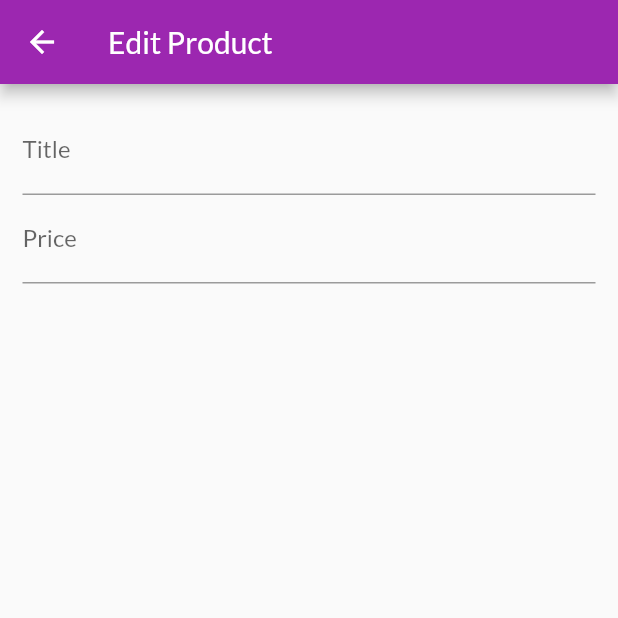
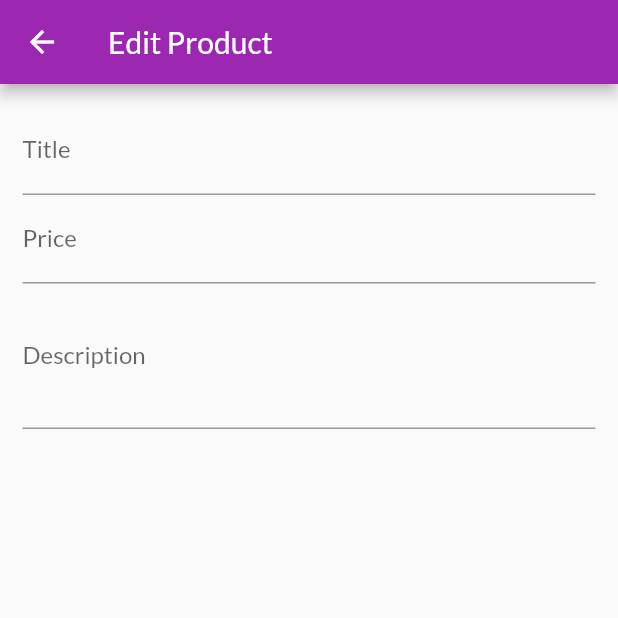
Before and after one commit to scrumptiousdev/flutterShopApp, a Flutter app: the EditProductPage screen opened by its route, on a phone screen of 412 x 824 dp, the top half of it. Run offline on Flutter 3.47's test engine with Material 2 defaults, Android fonts, the phone set to English and light mode, and no system bars; network calls fail.

```diff
--- a/lib/pages/edit_product_page.dart
+++ b/lib/pages/edit_product_page.dart
@@ -9,6 +9,14 @@ class EditProductPage extends StatefulWidget {
 
 class _EditProductPageState extends State<EditProductPage> {
   final _priceFocusNode = FocusNode();
+  final _descFocusNode = FocusNode();
+
+  @override
+  void dispose() {
+    _priceFocusNode.dispose();
+    _descFocusNode.dispose();
+    super.dispose();
+  }
 
   @override
   Widget build(BuildContext context) {
@@ -34,7 +42,16 @@ class _EditProductPageState extends State<EditProductPage> {
                 ),
                 textInputAction: TextInputAction.next,
                 keyboardType: TextInputType.number,
-                focusNode: _priceFocusNode
+                focusNode: _priceFocusNode,
+                onFieldSubmitted: (_) => FocusScope.of(context).requestFocus(_descFocusNode)
+              ),
+              TextFormField(
+                decoration: InputDecoration(
+                  labelText: 'Description'
+                ),
+                maxLines: 3,
+                keyboardType: TextInputType.multiline,
+                focusNode: _descFocusNode
               )
             ]
           )
```
